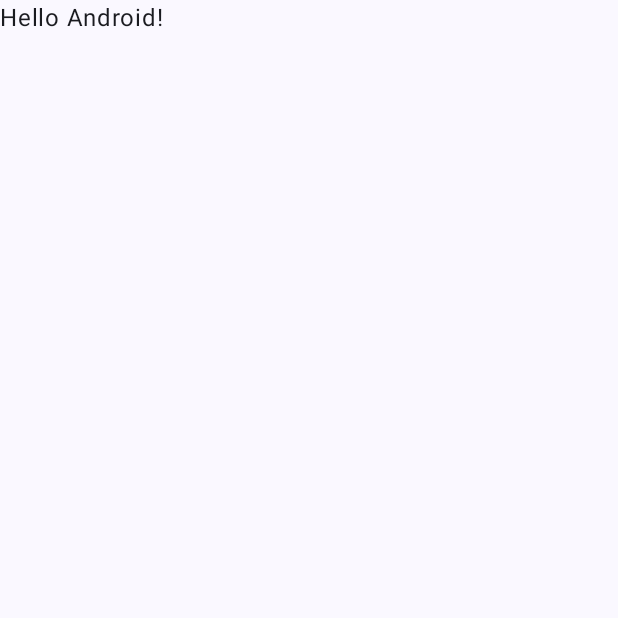
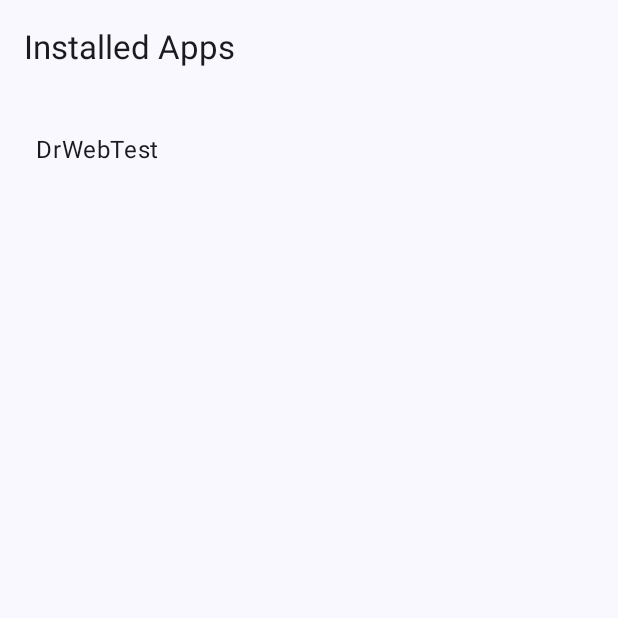
Before and after one commit to EdKrupenin/DrWebTest, an Android app built with Jetpack Compose: the screen it shows after launch (MainActivity), on a phone screen of 412 x 824 dp, the top half of it. Before the commit the part shown is almost empty. Run offline under Robolectric (Android 15) with nearby library versions, the phone set to English and light mode, and no system bars; our stand-ins replace Dagger/Hilt's generated code.

Commit message:
Ended subTask: "1. Содержит экран со списком установленных приложений"
1. Create Repo, VW, StartScreen

```diff
--- a/app/build.gradle.kts
+++ b/app/build.gradle.kts
@@ -51,6 +51,7 @@ dependencies {
 
     implementation(libs.androidx.lifecycle.viewmodel.compose)
     implementation(libs.androidx.navigation.compose)
+    implementation(libs.androidx.hilt.navigation.compose)
 
     implementation(libs.hilt.android)
     kapt(libs.hilt.android.compiler)
--- /dev/null
+++ b/app/src/main/java/com/example/drwebtest/AppListViewModel.kt
@@ -0,0 +1,29 @@
+package com.example.drwebtest.ui
+
+import androidx.lifecycle.ViewModel
+import androidx.lifecycle.viewModelScope
+import com.example.drwebtest.repository.IAppRepository
+import dagger.hilt.android.lifecycle.HiltViewModel
+import kotlinx.coroutines.flow.MutableStateFlow
+import kotlinx.coroutines.flow.StateFlow
+import kotlinx.coroutines.launch
+import javax.inject.Inject
+
+@HiltViewModel
+class AppListViewModel @Inject constructor(
+    private val appRepository: IAppRepository
+) : ViewModel() {
+
+    private val _apps = MutableStateFlow<List<String>>(emptyList())
+    val apps: StateFlow<List<String>> = _apps
+
+    init {
+        loadApps()
+    }
+
+    private fun loadApps() {
+        viewModelScope.launch {
+            _apps.value = appRepository.getInstalledApps()
+        }
+    }
+}
--- a/app/src/main/java/com/example/drwebtest/MainActivity.kt
+++ b/app/src/main/java/com/example/drwebtest/MainActivity.kt
@@ -5,43 +5,50 @@ import androidx.activity.ComponentActivity
 import androidx.activity.compose.setContent
 import androidx.activity.enableEdgeToEdge
 import androidx.compose.foundation.layout.fillMaxSize
-import androidx.compose.foundation.layout.padding
 import androidx.compose.material3.Scaffold
-import androidx.compose.material3.Text
 import androidx.compose.runtime.Composable
 import androidx.compose.ui.Modifier
 import androidx.compose.ui.tooling.preview.Preview
+import androidx.compose.ui.unit.dp
+import com.example.drwebtest.di.SomeDependency
+import com.example.drwebtest.ui.screen.AppListScreen
+import com.example.drwebtest.ui.screen.TopBar
 import com.example.drwebtest.ui.theme.DrWebTestTheme
+import dagger.hilt.android.AndroidEntryPoint
+import javax.inject.Inject
 
+@AndroidEntryPoint
 class MainActivity : ComponentActivity() {
+    @Inject
+    lateinit var someDependency: SomeDependency
+
     override fun onCreate(savedInstanceState: Bundle?) {
         super.onCreate(savedInstanceState)
+        println(someDependency.sayHello())
         enableEdgeToEdge()
         setContent {
             DrWebTestTheme {
-                Scaffold(modifier = Modifier.fillMaxSize()) { innerPadding ->
-                    Greeting(
-                        name = "Android",
-                        modifier = Modifier.padding(innerPadding)
-                    )
+                Scaffold(
+                    topBar = {
+                        TopBar(
+                            title = "Installed Apps",
+                            showBackButton = false,
+                            onBackClick = { onBackPressedDispatcher.onBackPressed() }
+                        )
+                             },
+                    modifier = Modifier.fillMaxSize())
+                { innerPadding ->
+                    AppListScreen(innerPadding = innerPadding)
                 }
             }
         }
     }
 }
 
-@Composable
-fun Greeting(name: String, modifier: Modifier = Modifier) {
-    Text(
-        text = "Hello $name!",
-        modifier = modifier
-    )
-}
-
 @Preview(showBackground = true)
 @Composable
 fun GreetingPreview() {
     DrWebTestTheme {
-        Greeting("Android")
+        //AppListScreen()
     }
 }
--- /dev/null
+++ b/app/src/main/java/com/example/drwebtest/di/AppModule.kt
@@ -0,0 +1,39 @@
+package com.example.drwebtest.di
+
+import android.app.Application
+import android.content.pm.PackageManager
+import com.example.drwebtest.repository.AppRepository
+import com.example.drwebtest.repository.IAppRepository
+import dagger.Binds
+import dagger.Module
+import dagger.Provides
+import dagger.hilt.InstallIn
+import dagger.hilt.components.SingletonComponent
+import javax.inject.Singleton
+
+@Module
+@InstallIn(SingletonComponent::class)
+object AppModule {
+
+    @Provides
+    fun provideSomeDependency(): SomeDependency {
+        return SomeDependency()
+    }
+
+    @Provides
+    fun providePackageManager(application: Application): PackageManager {
+        return application.packageManager
+    }
+
+    @Provides
+    @Singleton
+    fun provideAppRepository(
+        packageManager: PackageManager
+    ): IAppRepository {
+        return AppRepository(packageManager)
+    }
+}
+
+class SomeDependency {
+    fun sayHello(): String = "Hello from Hilt!"
+}
--- /dev/null
+++ b/app/src/main/java/com/example/drwebtest/repository/AppRepository.kt
@@ -0,0 +1,18 @@
+package com.example.drwebtest.repository
+
+import android.content.pm.ApplicationInfo
+import android.content.pm.PackageManager
+import kotlinx.coroutines.Dispatchers
+import kotlinx.coroutines.withContext
+import javax.inject.Inject
+
+class AppRepository @Inject constructor(
+    private val packageManager: PackageManager
+) : IAppRepository  {
+    override suspend fun getInstalledApps(): List<String> {
+        return withContext(Dispatchers.IO) { // Выполняем операцию в IO-потоке
+            packageManager.getInstalledApplications(PackageManager.GET_META_DATA)
+                .map { app -> app.loadLabel(packageManager).toString() }
+        }
+    }
+}
--- /dev/null
+++ b/app/src/main/java/com/example/drwebtest/repository/IAppRepository.kt
@@ -0,0 +1,5 @@
+package com.example.drwebtest.repository
+
+interface IAppRepository {
+    suspend fun getInstalledApps(): List<String>
+}
--- /dev/null
+++ b/app/src/main/java/com/example/drwebtest/ui/screen/AppListScreen.kt
@@ -0,0 +1,29 @@
+package com.example.drwebtest.ui.screen
+
+import androidx.compose.foundation.layout.PaddingValues
+import androidx.compose.foundation.layout.fillMaxSize
+import androidx.compose.foundation.layout.padding
+import androidx.compose.foundation.lazy.LazyColumn
+import androidx.compose.foundation.lazy.items
+import androidx.compose.material3.Text
+import androidx.compose.runtime.Composable
+import androidx.compose.runtime.collectAsState
+import androidx.compose.ui.Modifier
+import androidx.compose.ui.unit.dp
+import androidx.hilt.navigation.compose.hiltViewModel
+import com.example.drwebtest.ui.AppListViewModel
+
+@Composable
+fun AppListScreen(viewModel: AppListViewModel = hiltViewModel(), innerPadding: PaddingValues) {
+    val apps = viewModel.apps.collectAsState()
+
+    LazyColumn(
+        modifier = Modifier
+            .padding(innerPadding)
+            .padding(16.dp)
+    ) {
+        items(apps.value) { app ->
+            Text(text = app, modifier = Modifier.padding(8.dp))
+        }
+    }
+}
--- /dev/null
+++ b/app/src/main/java/com/example/drwebtest/ui/screen/TopBar.kt
@@ -0,0 +1,32 @@
+package com.example.drwebtest.ui.screen
+
+import androidx.compose.material.icons.Icons
+import androidx.compose.material.icons.filled.ArrowBack
+import androidx.compose.material3.ExperimentalMaterial3Api
+import androidx.compose.material3.Icon
+import androidx.compose.material3.IconButton
+import androidx.compose.material3.Text
+import androidx.compose.material3.TopAppBar
+import androidx.compose.runtime.Composable
+
+@OptIn(ExperimentalMaterial3Api::class)
+@Composable
+fun TopBar(
+    title: String,
+    showBackButton: Boolean,
+    onBackClick: () -> Unit = {}
+) {
+    TopAppBar(
+        title = { Text(title) },
+        navigationIcon = {
+            if (showBackButton) {
+                IconButton(onClick = onBackClick) {
+                    Icon(
+                        imageVector = Icons.Default.ArrowBack,
+                        contentDescription = "Back"
+                    )
+                }
+            }
+        }
+    )
+}
--- a/gradle/libs.versions.toml
+++ b/gradle/libs.versions.toml
@@ -7,11 +7,12 @@ junitVersion = "1.2.1"
 espressoCore = "3.6.1"
 lifecycleRuntimeKtx = "2.8.7"
 activityCompose = "1.9.3"
-composeBom = "2024.04.01"
+composeBom = "2024.11.00"
 lifecycleViewmodelCompose = "2.8.7"
-navigationCompose = "2.5.3"
+navigationCompose = "2.8.4"
+hiltNavigationCompose = "1.2.0"
+hilt = "2.51.1"
 
-hilt = "2.51.1"
 
 
 [libraries]
@@ -23,6 +24,7 @@ androidx-lifecycle-runtime-ktx = { group = "androidx.lifecycle", name = "lifecyc
 
 androidx-lifecycle-viewmodel-compose = { group = "androidx.lifecycle", name = "lifecycle-viewmodel-compose", version.ref = "lifecycleViewmodelCompose" }
 androidx-navigation-compose = { group = "androidx.navigation", name = "navigation-compose", version.ref = "navigationCompose" }
+androidx-hilt-navigation-compose = { group = "androidx.hilt", name = "hilt-navigation-compose", version.ref = "hiltNavigationCompose" }
 
 androidx-activity-compose = { group = "androidx.activity", name = "activity-compose", version.ref = "activityCompose" }
 androidx-compose-bom = { group = "androidx.compose", name = "compose-bom", version.ref = "composeBom" }
```
